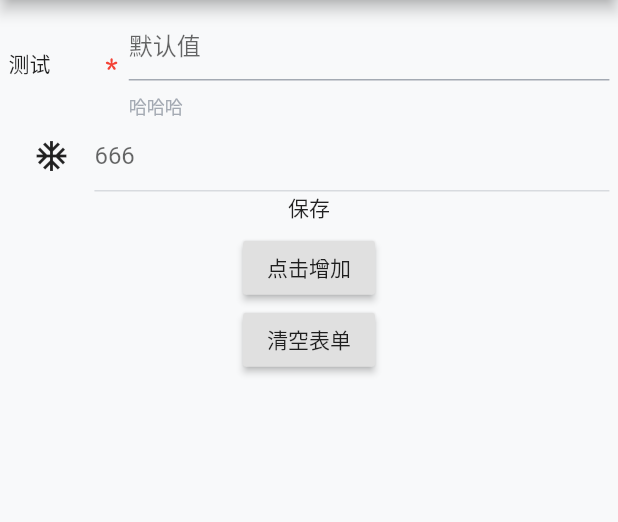
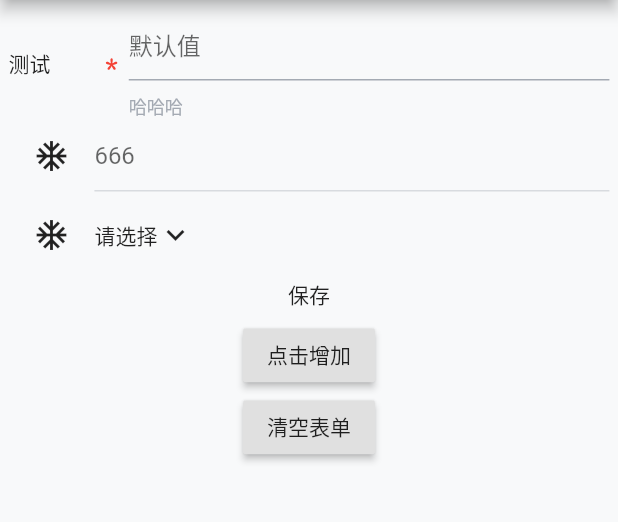
Before and after one commit to EightDoor/flutter-base, a Flutter app: the DemoForm screen opened by its route, on a phone screen of 412 x 824 dp, the part 84-606 px from its top. Run offline on Flutter 3.47's test engine with Material 2 defaults, Android fonts, the phone set to English and light mode, and no system bars; our stand-ins replace cached_network_image, dio, flutter_easyloading, flutter_easyrefresh, flutter_screenutil, flutter_spinkit and 6 more; missing offline and left inert: flustars, r_upgrade, sp_util.

Commit message:
feat: 表单select弹出showBottomSheet 选择选项

```diff
--- a/lib/components/Form/Form.dart
+++ b/lib/components/Form/Form.dart
@@ -112,20 +112,8 @@ class _FormComState extends State<FormCom> {
 
   // 根据不同类型显示对应的组件
   Widget _genChild(FormSelfModel m, FormCallBackItem call) {
-    /// type = 'input' FormInputModel转换
-    Widget item = Text("没有匹配类型, 请输入 input、");
-    switch (m.type) {
-      case "input":
-        item = FormFieldCom(
-          FormInputModel.formJson(
-            m.properties,
-          ),
-          (val) {
-            call(val);
-          },
-        );
-        break;
-    }
-    return item;
+    return FormFieldCom(FormInputModel.formJson(m.properties), m, (val) {
+      call(val);
+    });
   }
 }
--- a/lib/components/Form/FormField.dart
+++ b/lib/components/Form/FormField.dart
@@ -1,6 +1,8 @@
 import 'package:flutter/material.dart';
 import 'package:flutter_screenutil/flutter_screenutil.dart';
+import 'package:flutterbbase/components/Form/Select.dart';
 import 'package:flutterbbase/components/Svg.dart';
+import 'package:flutterbbase/models/Form/form.dart';
 import 'package:flutterbbase/models/Form/input.dart';
 
 import 'Input.dart';
@@ -9,7 +11,8 @@ import 'Input.dart';
 class FormFieldCom extends StatelessWidget {
   final FormInputModel formInputModel;
   final FormCallBackItem onCallBack;
-  FormFieldCom(this.formInputModel, this.onCallBack);
+  final FormSelfModel formSelfModel;
+  FormFieldCom(this.formInputModel, this.formSelfModel, this.onCallBack);
   @override
   Widget build(BuildContext context) {
     return Row(
@@ -30,15 +33,34 @@ class FormFieldCom extends StatelessWidget {
             : Container(),
         Expanded(
           flex: 1,
-          child: FormInput(
-            Key(formInputModel.name),
-            (val) {
-              onCallBack(val);
-            },
-            formInputModel,
-          ),
+          child: _generateItem(formSelfModel),
         ),
       ],
     );
   }
+
+  Widget _generateItem(m) {
+    /// type = 'input' FormInputModel转换
+    Widget item = Text("没有匹配类型, 请输入 input、");
+    switch (m.type) {
+      case "input":
+        item = FormInput(
+          Key(formInputModel.name),
+          (val) {
+            onCallBack(val);
+          },
+          formInputModel,
+        );
+        break;
+      case "select":
+        item = FormSelectCom(
+            key: Key(formInputModel.name),
+            onCallBack: (val) {
+              onCallBack(val);
+            },
+            data: formInputModel);
+        break;
+    }
+    return item;
+  }
 }
--- a/lib/components/Form/Input.dart
+++ b/lib/components/Form/Input.dart
@@ -1,6 +1,5 @@
 import 'package:flutter/material.dart';
 import 'package:flutterbbase/models/Form/input.dart';
-import 'package:flutterbbase/utils/index.dart';
 
 /// 输入
 typedef FormCallBackItem = Function(String val);
@@ -31,8 +30,8 @@ class _FormInputState extends State<FormInput> {
     if (widget.formInputModel.value != null &&
         widget.formInputModel.value!.isNotEmpty) {
       final String value = widget.formInputModel.value ?? "";
-      Utils.log()
-          .i( '更新的name: ' + widget.formInputModel.name + ',更新的值: ' + value);
+      // Utils.log()
+      //     .i( '更新的name: ' + widget.formInputModel.name + ',更新的值: ' + value);
       Future.delayed(Duration(milliseconds: 10), () {
         _controller.value = TextEditingValue(text: value);
       });
--- a/lib/components/Form/Select.dart
+++ b/lib/components/Form/Select.dart
@@ -1,14 +1,86 @@
 import 'package:flutter/material.dart';
+import 'package:flutter_screenutil/flutter_screenutil.dart';
+import 'package:flutterbbase/components/Tapped.dart';
+import 'package:flutterbbase/models/Form/input.dart';
+import 'package:flutterbbase/utils/index.dart';
+import 'package:flutterbbase/utils/show_bottom_sheet.dart';
+import 'package:get/get.dart';
+
+import 'Input.dart';
 
 /// 选择
-class FormSelect extends StatefulWidget {
+class FormSelectCom extends StatefulWidget {
+  final FormCallBackItem onCallBack;
+  final FormInputModel data;
+  FormSelectCom(
+      {required Key key, required this.onCallBack, required this.data})
+      : super(key: key);
   @override
-  _FormSelectState createState() => _FormSelectState();
+  _FormSelectComState createState() => _FormSelectComState();
 }
 
-class _FormSelectState extends State<FormSelect> {
+class _FormSelectComState extends State<FormSelectCom> {
+  String selectLabel = '';
+  @override
+  void initState() {
+    super.initState();
+    // widget.onCallBack("test");
+    selectLabel = widget.data.placeHolder ?? "请选择";
+  }
+
   @override
   Widget build(BuildContext context) {
-    return Text("123");
+    return Container(
+      // decoration: BoxDecoration(
+      //   border: Border(
+      //     bottom:
+      //         BorderSide(color: Theme.of(context).dividerColor, width: 1.sp),
+      //   ),
+      // ),
+      padding: EdgeInsets.only(bottom: 15.sp),
+      margin: EdgeInsets.only(top: 15.sp),
+      child: Tapped(
+        onTap: () {
+          showBottomSheetUtil(context,
+              child: _generateList(), title: widget.data.title);
+        },
+        child: Row(
+          children: [
+            Text(selectLabel),
+            Icon(Icons.expand_more),
+          ],
+        ),
+      ),
+    );
+  }
+
+  List<Widget> _generateList() {
+    var list = widget.data.list ?? [];
+    return list.map((e) => _item(e["label"], e["value"])).toList();
+  }
+
+  Widget _item(
+    String label,
+    String value,
+  ) {
+    return ListTile(
+      onTap: () {
+        formatValue(value);
+        widget.onCallBack(value);
+        Get.back();
+      },
+      title: Text(label),
+    );
+  }
+
+  void formatValue(String value) {
+    final list = widget.data.list ?? [];
+    var result = list.firstWhere((e) => e["value"] == value);
+    if (result.isNotEmpty) {
+      Utils.log().i('当前选择的: select -> ' + result.toString());
+      setState(() {
+        selectLabel = result['label'];
+      });
+    }
   }
 }
--- a/lib/models/Form/input.dart
+++ b/lib/models/Form/input.dart
@@ -18,6 +18,11 @@ class FormInputModel {
   // 值 添加为默认值
   final String? value;
 
+  // 标题 select
+  final String? title;
+  // 列表项 select
+  final List<Map<String, dynamic>>? list;
+
   FormInputModel(
     this.placeHolder,
     this.prefix,
@@ -27,6 +32,8 @@ class FormInputModel {
     this.required,
     this.requiredMsg,
     this.value,
+    this.title,
+    this.list,
   );
   FormInputModel.formJson(Map<String, dynamic> json)
       : placeHolder = json['placeHolder'],
@@ -36,7 +43,9 @@ class FormInputModel {
         name = json["name"],
         required = json["required"],
         requiredMsg = json["requiredMsg"],
-        value = json["value"];
+        value = json["value"],
+        title = json['title'],
+        list = json['list'];
 
   Map<String, dynamic> toJson() => {
         'placeHolder': placeHolder,
@@ -47,5 +56,7 @@ class FormInputModel {
         "required": required,
         "requiredMsg": requiredMsg,
         "value": value,
+        "title": title,
+        "list": list
       };
 }
--- a/lib/pages/demo/demo_form.dart
+++ b/lib/pages/demo/demo_form.dart
@@ -27,6 +27,24 @@ class _DemoFormState extends State<DemoForm> {
         "placeHolder": "666",
         "prefix": Icon(Icons.ac_unit),
         "name": "title",
+      }
+    },
+    {
+      "type": "select",
+      "properties": {
+        "placeHolder": "请选择",
+        "prefix": Icon(Icons.ac_unit),
+        "name": "xuanze",
+        "list": [
+          {
+            "value": "2",
+            "label": "测试",
+          },
+          {
+            "value": "1",
+            "label": "测试1",
+          },
+        ]
       }
     },
   ];
```
Also changed, not shown: lib/utils/show_bottom_sheet.dart (added, +44 -0 lines).
